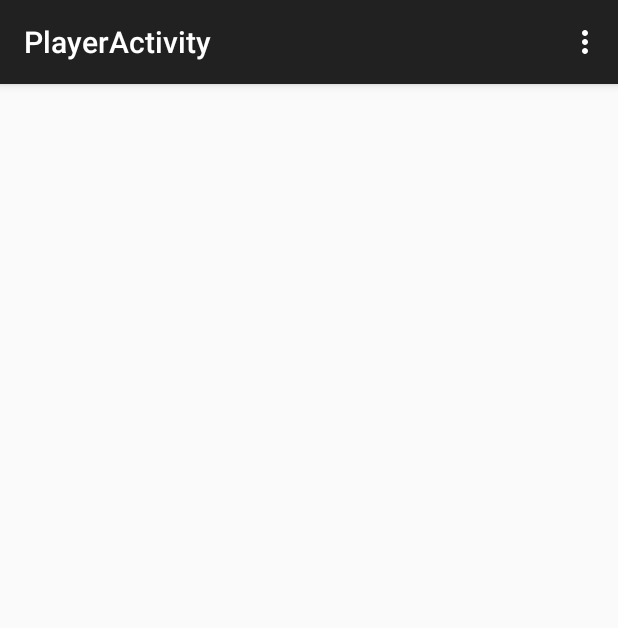
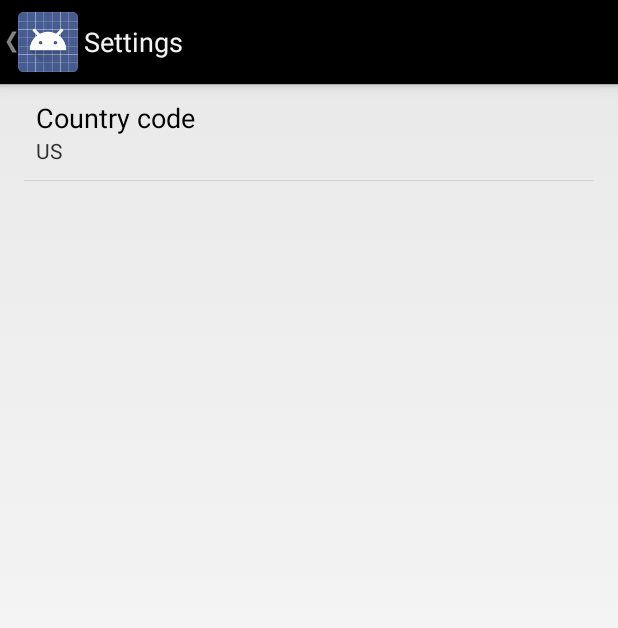
Before and after one commit to VeskoI/Spotify-Streamer, an Android app: the PlayerActivity screen opened directly, with no data from a screen before it, in the options menu, after a tap on "Settings", on a phone screen of 412 x 824 dp. Shown: the top 628 px of the screen. Run offline under Robolectric (Android 15) with nearby library versions, the phone set to English and light mode, and no system bars; our stand-ins replace ButterKnife, Picasso; pictures from the network do not load.

Commit message:
Add SettingsActivity. Add setting to control the country code used for SpotifyAPI queries

```diff
--- a/app/src/main/java/com/vesko/android/spotifystreamer/GenericActivity.java
+++ b/app/src/main/java/com/vesko/android/spotifystreamer/GenericActivity.java
@@ -47,6 +47,7 @@ public abstract class GenericActivity extends ActionBarActivity {
 
         //noinspection SimplifiableIfStatement
         if (id == R.id.action_settings) {
+            startActivity(new Intent(this, SettingsActivity.class));
             return true;
         }
 
--- a/app/src/main/java/com/vesko/android/spotifystreamer/PlayerFragment.java
+++ b/app/src/main/java/com/vesko/android/spotifystreamer/PlayerFragment.java
@@ -68,6 +68,11 @@ public class PlayerFragment extends DialogFragment {
         getActivity().startService(
                 new Intent(getActivity(), PlayerService.class).setAction(PlayerService.ACTION_PLAY));
 
+        getActivity().bindService(
+                new Intent(getActivity(), PlayerService.class),
+                serviceConnection,
+                Context.BIND_AUTO_CREATE);
+
         refreshPlayerViews();
 
         IntentFilter intentFilter = new IntentFilter();
@@ -79,23 +84,10 @@ public class PlayerFragment extends DialogFragment {
     }
 
     @Override
-    public void onStart() {
-        super.onStart();
-
-        getActivity().bindService(
-                new Intent(getActivity(), PlayerService.class),
-                serviceConnection,
-                Context.BIND_AUTO_CREATE);
-    }
-
-    @Override
     public void onStop() {
         super.onStop();
 
         mHandler.removeCallbacks(updateSeekBarRunnable);
-
-        getActivity().unbindService(serviceConnection);
-        serviceConnection = null;
     }
 
     /**
@@ -194,7 +186,8 @@ public class PlayerFragment extends DialogFragment {
             getActivity().unregisterReceiver(playerBroadcastReceiver);
         } catch (Exception ignored) {}
 
-        // TODO serviceConnection keeps leaking
+        getActivity().unbindService(serviceConnection);
+        serviceConnection = null;
     }
 
     private Runnable updateSeekBarRunnable = new Runnable() {
--- /dev/null
+++ b/app/src/main/java/com/vesko/android/spotifystreamer/SettingsActivity.java
@@ -0,0 +1,55 @@
+package com.vesko.android.spotifystreamer;
+
+import android.os.Bundle;
+import android.preference.Preference;
+import android.preference.PreferenceActivity;
+import android.preference.PreferenceManager;
+import android.view.MenuItem;
+
+public class SettingsActivity extends PreferenceActivity implements Preference.OnPreferenceChangeListener {
+
+    @Override
+    public void onCreate(Bundle savedInstanceState) {
+        super.onCreate(savedInstanceState);
+
+        addPreferencesFromResource(R.xml.prefs);
+
+        bindPreferenceSummaryToValue(findPreference(getString(R.string.pref_country_code_key)));
+    }
+
+    @Override
+    public boolean onPreferenceChange(Preference preference, Object value) {
+        String stringValue = value.toString();
+        // TODO validate countryCode preference value
+        preference.setSummary(stringValue);
+        return true;
+    }
+
+    /**
+     * NOTE: This methods is copied from the Sunshine-Version-2 app
+     * (https://github.com/udacity/Sunshine-Version-2)
+     * <p/>
+     * Attaches a listener so the summary is always updated with the preference value.
+     * Also fires the listener once, to initialize the summary (so it shows up before the value
+     * is changed.)
+     */
+    private void bindPreferenceSummaryToValue(Preference preference) {
+        preference.setOnPreferenceChangeListener(this);
+
+        // Trigger the listener immediately with the preference's
+        // current value.
+        onPreferenceChange(preference,
+                PreferenceManager
+                        .getDefaultSharedPreferences(preference.getContext())
+                        .getString(preference.getKey(), ""));
+    }
+
+    @Override
+    public boolean onOptionsItemSelected(MenuItem item) {
+        if (item.getItemId() == android.R.id.home) {
+            finish();
+            return true;
+        }
+        return super.onOptionsItemSelected(item);
+    }
+}
--- /dev/null
+++ b/app/src/main/res/values/colors.xml
@@ -0,0 +1,4 @@
+<?xml version="1.0" encoding="utf-8"?>
+<resources>
+    <color name="black">#000000</color>
+</resources>
--- a/app/src/main/res/values/strings.xml
+++ b/app/src/main/res/values/strings.xml
@@ -24,4 +24,8 @@
     <string name="next">Next</string>
     <string name="song_info">%1$s -> %2$s</string>
     <string name="now_playing">Now Playing</string>
+    <string name="pref_country_code_label">Country code</string>
+    <string name="pref_country_code_key" translatable="false">pref_country_code</string>
+    <string name="pref_country_code_default_value" translatable="false">US</string>
+    <string name="settings">Settings</string>
 </resources>
--- a/app/src/main/res/values/styles.xml
+++ b/app/src/main/res/values/styles.xml
@@ -5,4 +5,15 @@
         <!-- Customize your theme here. -->
     </style>
 
+    <!-- Settings activity theme. -->
+    <style name="SettingsTheme" parent="@android:style/Theme.Holo.Light.DarkActionBar">
+        <item name="android:actionBarStyle">@style/ActionBar.Black</item>
+    </style>
+
+    <!-- Settings activity action bar styles -->
+    <style name="ActionBar.Black" parent="@android:style/Widget.Holo.Light.ActionBar.Solid.Inverse">
+        <item name="android:background">@color/black</item>
+        <item name="android:height">56dp</item>
+    </style>
+
 </resources>
--- /dev/null
+++ b/app/src/main/res/xml/prefs.xml
@@ -0,0 +1,21 @@
+<?xml version="1.0" encoding="utf-8"?>
+<PreferenceScreen
+    xmlns:android="http://schemas.android.com/apk/res/android"
+    android:layout_width="match_parent"
+    android:layout_height="match_parent">
+
+    <EditTextPreference
+        android:defaultValue="@string/pref_country_code_default_value"
+        android:inputType="text"
+        android:key="@string/pref_country_code_key"
+        android:singleLine="true"
+        android:title="@string/pref_country_code_label"/>
+
+    <!--<CheckBoxPreference-->
+        <!--android:defaultValue="@string/pref_enable_notifications_default"-->
+        <!--android:key="@string/pref_enable_notifications_key"-->
+        <!--android:summaryOff="@string/pref_enable_notifications_false"-->
+        <!--android:summaryOn="@string/pref_enable_notifications_true"-->
+        <!--android:title="@string/pref_enable_notifications_label"/>-->
+
+</PreferenceScreen>
```
Also changed, not shown: app/src/main/AndroidManifest.xml (+8 -2 lines), app/src/main/java/com/vesko/android/spotifystreamer/TopTracksFragment.java (+3 -9 lines), app/src/main/java/com/vesko/android/spotifystreamer/Utils.java (+10 -0 lines).
